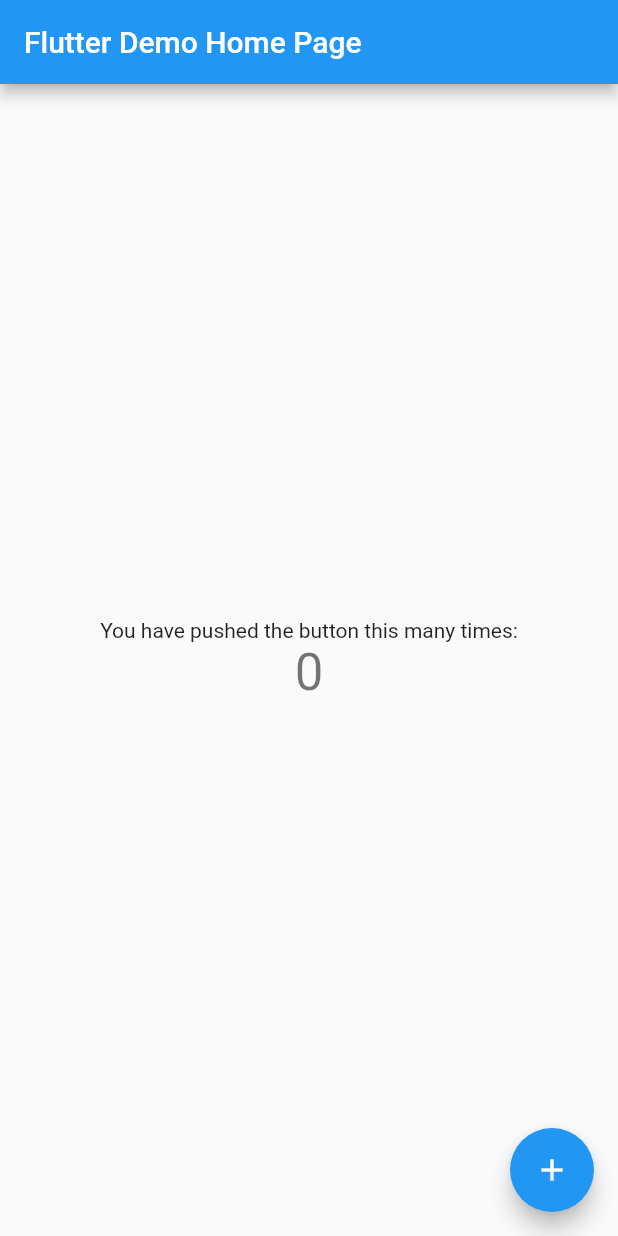
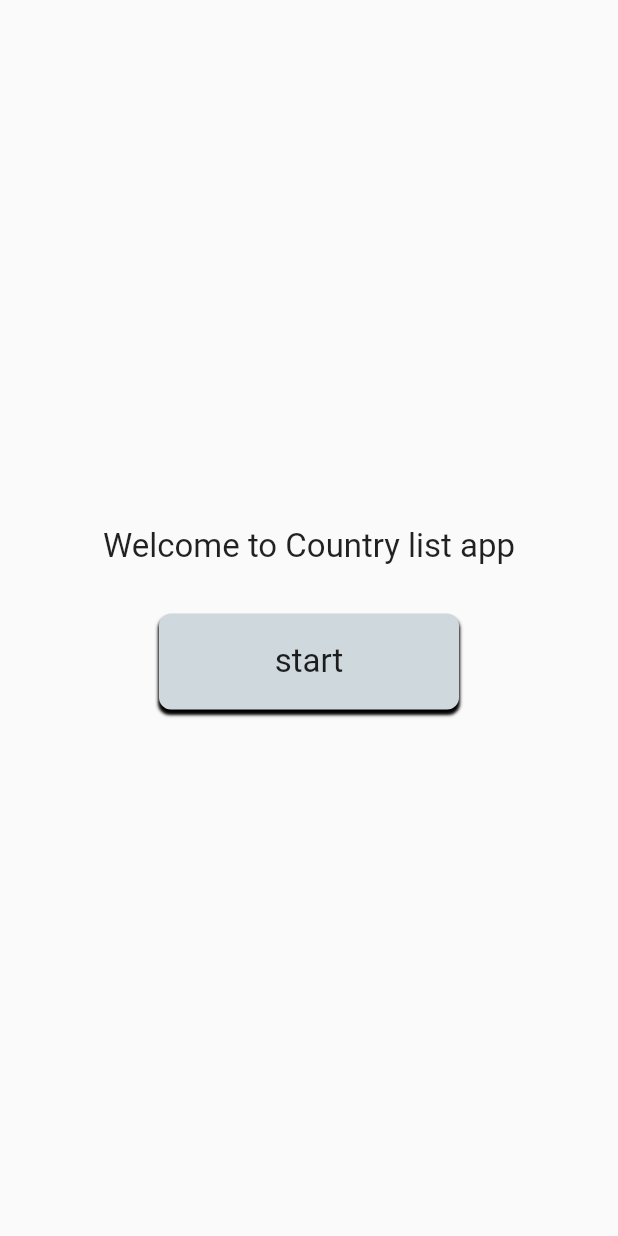
Before and after one commit to MohamadRezaei0/CountriesList, a Flutter app: the screen it shows after launch, on a phone screen of 412 x 824 dp. Run offline on Flutter 3.47's test engine with Material 2 defaults, Android fonts, the phone set to English and light mode, and no system bars; our stand-ins replace get.

Commit message:
simple app view created

```diff
--- a/lib/main.dart
+++ b/lib/main.dart
@@ -1,113 +1,17 @@
 import 'package:flutter/material.dart';
+import 'package:get/route_manager.dart';
+
+import 'view/screen/welcome_screen.dart';
 
 void main() {
   runApp(MyApp());
 }
 
 class MyApp extends StatelessWidget {
-  // This widget is the root of your application.
   @override
   Widget build(BuildContext context) {
-    return MaterialApp(
-      title: 'Flutter Demo',
-      theme: ThemeData(
-        // This is the theme of your application.
-        //
-        // Try running your application with "flutter run". You'll see the
-        // application has a blue toolbar. Then, without quitting the app, try
-        // changing the primarySwatch below to Colors.green and then invoke
-        // "hot reload" (press "r" in the console where you ran "flutter run",
-        // or simply save your changes to "hot reload" in a Flutter IDE).
-        // Notice that the counter didn't reset back to zero; the application
-        // is not restarted.
-        primarySwatch: Colors.blue,
-      ),
-      home: MyHomePage(title: 'Flutter Demo Home Page'),
+    return GetMaterialApp(
+      home: WelcomeScreen(),
     );
   }
 }
-
-class MyHomePage extends StatefulWidget {
-  MyHomePage({Key key, this.title}) : super(key: key);
-
-  // This widget is the home page of your application. It is stateful, meaning
-  // that it has a State object (defined below) that contains fields that affect
-  // how it looks.
-
-  // This class is the configuration for the state. It holds the values (in this
-  // case the title) provided by the parent (in this case the App widget) and
-  // used by the build method of the State. Fields in a Widget subclass are
-  // always marked "final".
-
-  final String title;
-
-  @override
-  _MyHomePageState createState() => _MyHomePageState();
-}
-
-class _MyHomePageState extends State<MyHomePage> {
-  int _counter = 0;
-
-  void _incrementCounter() {
-    setState(() {
-      // This call to setState tells the Flutter framework that something has
-      // changed in this State, which causes it to rerun the build method below
-      // so that the display can reflect the updated values. If we changed
-      // _counter without calling setState(), then the build method would not be
-      // called again, and so nothing would appear to happen.
-      _counter++;
-    });
-  }
-
-  @override
-  Widget build(BuildContext context) {
-    // This method is rerun every time setState is called, for instance as done
-    // by the _incrementCounter method above.
-    //
-    // The Flutter framework has been optimized to make rerunning build methods
-    // fast, so that you can just rebuild anything that needs updating rather
-    // than having to individually change instances of widgets.
-    return Scaffold(
-      appBar: AppBar(
-        // Here we take the value from the MyHomePage object that was created by
-        // the App.build method, and use it to set our appbar title.
-        title: Text(widget.title),
-      ),
-      body: Center(
-        // Center is a layout widget. It takes a single child and positions it
-        // in the middle of the parent.
-        child: Column(
-          // Column is also a layout widget. It takes a list of children and
-          // arranges them vertically. By default, it sizes itself to fit its
-          // children horizontally, and tries to be as tall as its parent.
-          //
-          // Invoke "debug painting" (press "p" in the console, choose the
-          // "Toggle Debug Paint" action from the Flutter Inspector in Android
-          // Studio, or the "Toggle Debug Paint" command in Visual Studio Code)
-          // to see the wireframe for each widget.
-          //
-          // Column has various properties to control how it sizes itself and
-          // how it positions its children. Here we use mainAxisAlignment to
-          // center the children vertically; the main axis here is the vertical
-          // axis because Columns are vertical (the cross axis would be
-          // horizontal).
-          mainAxisAlignment: MainAxisAlignment.center,
-          children: <Widget>[
-            Text(
-              'You have pushed the button this many times:',
-            ),
-            Text(
-              '$_counter',
-              style: Theme.of(context).textTheme.headline4,
-            ),
-          ],
-        ),
-      ),
-      floatingActionButton: FloatingActionButton(
-        onPressed: _incrementCounter,
-        tooltip: 'Increment',
-        child: Icon(Icons.add),
-      ), // This trailing comma makes auto-formatting nicer for build methods.
-    );
-  }
-}
--- /dev/null
+++ b/lib/view/screen/welcome_screen.dart
@@ -0,0 +1,50 @@
+import 'package:countrylist/view/screen/country_list_screen.dart';
+import 'package:flutter/material.dart';
+import 'package:get/get.dart';
+
+class WelcomeScreen extends StatelessWidget {
+  @override
+  Widget build(BuildContext context) {
+    return Scaffold(
+      body: Center(
+        child: Column(
+          mainAxisAlignment: MainAxisAlignment.center,
+          children: [
+            Text(
+              "Welcome to Country list app",
+              style: TextStyle(fontSize: 22),
+            ),
+            SizedBox(height: 32),
+            GestureDetector(
+              onTap: () {
+                Get.to(() => CountryListScreen());
+              },
+              child: Container(
+                width: 200,
+                height: 64,
+                decoration: BoxDecoration(
+                  color: Colors.blueGrey[100],
+                  borderRadius: BorderRadius.circular(8),
+                  boxShadow: [
+                    BoxShadow(
+                      blurRadius: 1,
+                      spreadRadius: .1,
+                      color: Colors.black,
+                      offset: Offset(0, 3),
+                    ),
+                  ],
+                ),
+                child: Center(
+                  child: Text(
+                    "start",
+                    style: TextStyle(fontSize: 22),
+                  ),
+                ),
+              ),
+            ),
+          ],
+        ),
+      ),
+    );
+  }
+}
```
Also changed, not shown: lib/view/screen/country_list_screen.dart (added, +17 -0 lines), lib/view/widget/country_card_widget.dart (added, +43 -0 lines), pubspec.lock.
